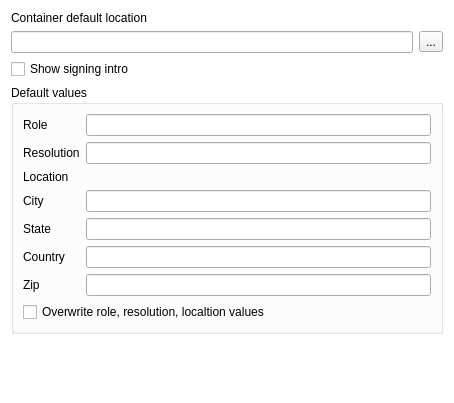
Before: the Qt Designer form qdigidocclient/trunk/src/ui/Settings.ui in tixsys/esteid, drawn with Qt 5.
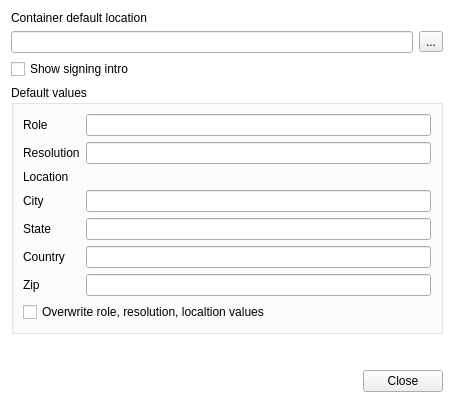
After: the same form once the commit is applied.

```diff
--- a/qdigidocclient/trunk/src/ui/Settings.ui
+++ b/qdigidocclient/trunk/src/ui/Settings.ui
@@ -153,6 +153,13 @@
      </property>
     </spacer>
    </item>
+   <item>
+    <widget class="QDialogButtonBox" name="buttonBox" >
+     <property name="standardButtons" >
+      <set>QDialogButtonBox::Close</set>
+     </property>
+    </widget>
+   </item>
   </layout>
  </widget>
  <tabstops>
```
Left out of the diff: 16 changed lines with no effect on the pictures.
